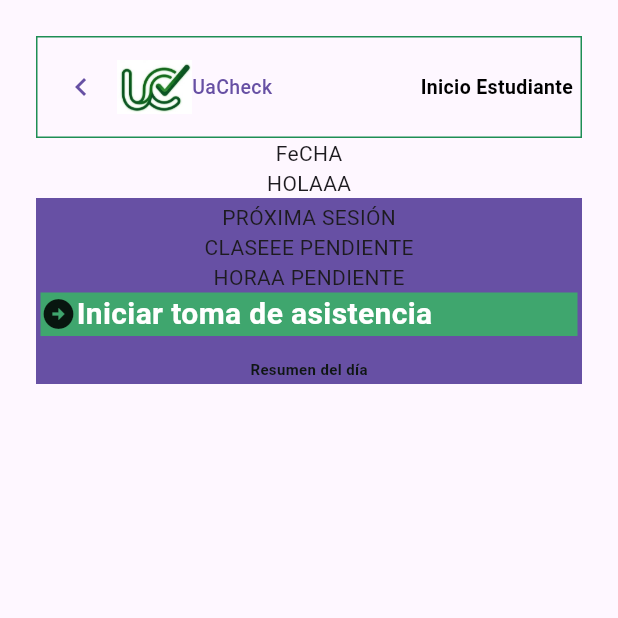
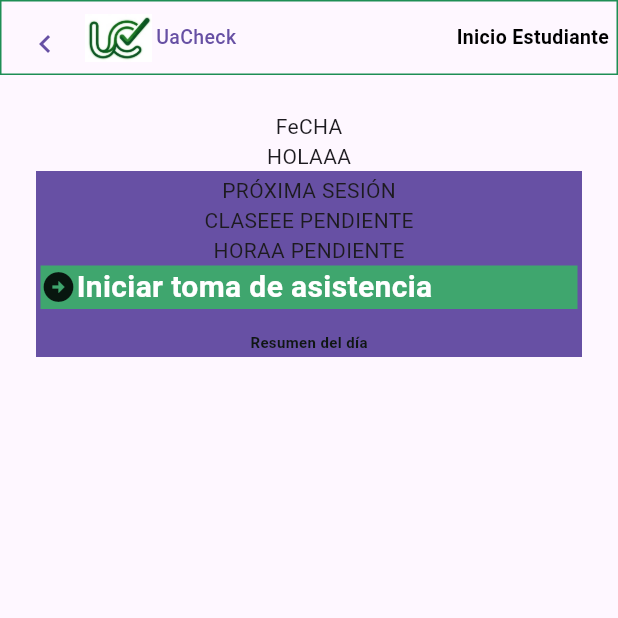
Before and after one commit to Camila-1706/app_uacheck, a Flutter app: the screen it shows after launch, on a phone screen of 412 x 824 dp, the top half of it. Run offline on Flutter 3.47's test engine with Material 3 defaults, Android fonts, the phone set to English and light mode, and no system bars; our stand-ins replace flutter_riverpod, go_router, supabase_flutter; accounts and stored records are empty.

Commit message:
Modificacion del appbar con Preferred

```diff
--- a/lib/main.dart
+++ b/lib/main.dart
@@ -1,4 +1,6 @@
 import 'package:app_uacheck_1/config/router/app_router.dart';
+import 'package:app_uacheck_1/presentation/screens/auth/login_screen.dart';
+import 'package:app_uacheck_1/presentation/screens/auth/register_screen.dart';
 import 'package:app_uacheck_1/presentation/screens/home/home_student_screen.dart';
 import 'package:app_uacheck_1/presentation/widgets/student/custom_card.dart';
 import 'package:flutter/material.dart';
@@ -19,7 +21,7 @@ class MyApp extends StatelessWidget {
     return MaterialApp(
       debugShowCheckedModeBanner: false,
       title: 'Material App',
-      home: HomeStudentScreen()
+      home: HomeStudentScreen(),
     );
   }
 }
--- a/lib/presentation/screens/home/home_student_screen.dart
+++ b/lib/presentation/screens/home/home_student_screen.dart
@@ -8,12 +8,13 @@ class HomeStudentScreen extends StatelessWidget {
   @override
   Widget build(BuildContext context) {
     return Scaffold(
+      appBar: CustomAppBar(title: 'Inicio Estudiante',),
       body: SafeArea(
         child: Padding(
           padding: const EdgeInsets.all(24.0),
           child: Column(
             children: [
-              const CustomAppBar(title: 'Inicio Estudiante',),
+
               Text('FeCHA'),
               Text('HOLAAA'),
               Container(
--- a/lib/presentation/widgets/shared/custom_app_bar.dart
+++ b/lib/presentation/widgets/shared/custom_app_bar.dart
@@ -1,7 +1,7 @@
 import 'package:app_uacheck_1/config/theme/app_colors.dart';
 import 'package:flutter/material.dart';
 
-class CustomAppBar extends StatelessWidget {
+class CustomAppBar extends StatelessWidget implements PreferredSizeWidget{
   final String title;
 
   const CustomAppBar({super.key, required this.title});
@@ -39,4 +39,7 @@ class CustomAppBar extends StatelessWidget {
       ),
     );
   }
+
+  @override
+  Size get preferredSize => const Size.fromHeight(50);
 }
```
Also changed, not shown: lib/presentation/screens/home/home_teacher_screen.dart (+38 -3 lines), 1 other file.
